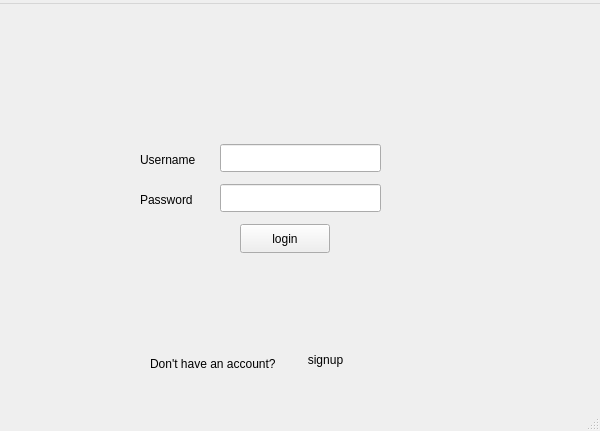
anshu-ho-la/buspass, file login.ui: the form before one commit.
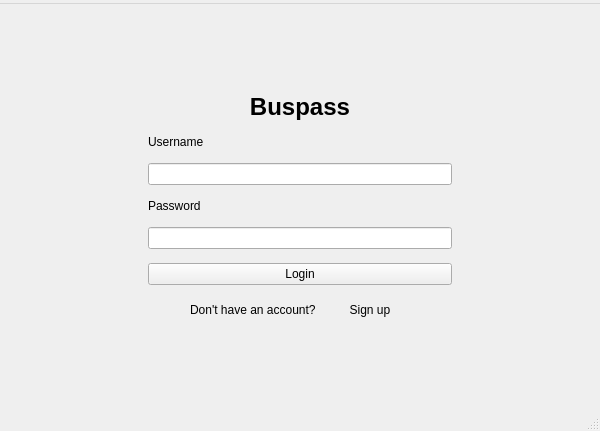
The form after the commit.

Diff of the .ui file:
```diff
--- a/login.ui
+++ b/login.ui
@@ -14,97 +14,191 @@
    <string>login</string>
   </property>
   <widget class="QWidget" name="centralwidget">
-   <widget class="QPushButton" name="login_button">
-    <property name="geometry">
-     <rect>
-      <x>240</x>
-      <y>220</y>
-      <width>90</width>
-      <height>29</height>
-     </rect>
+   <layout class="QVBoxLayout" name="outerLayout">
+    <item>
+     <spacer name="topSpacer">
+      <property name="orientation">
+       <enum>Qt::Orientation::Vertical</enum>
+      </property>
+      <property name="sizeHint" stdset="0">
+       <size>
+        <width>20</width>
+        <height>40</height>
+       </size>
+      </property>
+     </spacer>
+    </item>
+    <item>
+     <layout class="QHBoxLayout" name="centerRow">
+      <item>
+       <spacer name="leftSpacer">
+        <property name="orientation">
+         <enum>Qt::Orientation::Horizontal</enum>
+        </property>
+        <property name="sizeHint" stdset="0">
+         <size>
+          <width>40</width>
+          <height>20</height>
+         </size>
+        </property>
+       </spacer>
+      </item>
+      <item>
+       <widget class="QWidget" name="formCard">
+        <property name="minimumSize">
+         <size>
+          <width>360</width>
+          <height>0</height>
+         </size>
+        </property>
+        <property name="maximumSize">
+         <size>
+          <width>380</width>
+          <height>16777215</height>
+         </size>
+        </property>
+        <layout class="QVBoxLayout" name="formLayout">
+         <property name="leftMargin">
+          <number>28</number>
+         </property>
+         <property name="topMargin">
+          <number>28</number>
+         </property>
+         <property name="rightMargin">
+          <number>28</number>
+         </property>
+         <property name="bottomMargin">
+          <number>28</number>
+         </property>
+         <property name="spacing">
+          <number>14</number>
+         </property>
+         <item>
+          <widget class="QLabel" name="cardTitleLabel">
+           <property name="font">
+            <font>
+             <pointsize>18</pointsize>
+             <bold>true</bold>
+            </font>
     </property>
     <property name="text">
-     <string>login</string>
-    </property>
-   </widget>
+            <string>Buspass</string>
+           </property>
+           <property name="alignment">
+            <set>Qt::AlignmentFlag::AlignCenter</set>
+           </property>
+          </widget>
+         </item>
+         <item>
    <widget class="QLabel" name="label">
-    <property name="geometry">
-     <rect>
-      <x>140</x>
-      <y>140</y>
-      <width>71</width>
-      <height>31</height>
-     </rect>
-    </property>
     <property name="text">
      <string>Username</string>
     </property>
    </widget>
+         </item>
+         <item>
+          <widget class="QLineEdit" name="username"/>
+         </item>
+         <item>
    <widget class="QLabel" name="label_2">
-    <property name="geometry">
-     <rect>
-      <x>140</x>
-      <y>180</y>
-      <width>71</width>
-      <height>31</height>
-     </rect>
-    </property>
     <property name="text">
      <string>Password</string>
     </property>
    </widget>
-   <widget class="QLineEdit" name="username">
-    <property name="geometry">
-     <rect>
-      <x>220</x>
-      <y>140</y>
-      <width>161</width>
-      <height>28</height>
-     </rect>
-    </property>
-   </widget>
+         </item>
+         <item>
    <widget class="QLineEdit" name="password">
-    <property name="geometry">
-     <rect>
-      <x>220</x>
-      <y>180</y>
-      <width>161</width>
-      <height>28</height>
-     </rect>
-    </property>
     <property name="echoMode">
      <enum>QLineEdit::EchoMode::Password</enum>
     </property>
    </widget>
+         </item>
+         <item>
+          <widget class="QPushButton" name="login_button">
+           <property name="text">
+            <string>Login</string>
+           </property>
+          </widget>
+         </item>
+         <item>
+          <layout class="QHBoxLayout" name="signupRow">
+           <item>
+            <spacer name="signupLeftSpacer">
+             <property name="orientation">
+              <enum>Qt::Orientation::Horizontal</enum>
+             </property>
+             <property name="sizeHint" stdset="0">
+              <size>
+               <width>10</width>
+               <height>20</height>
+              </size>
+             </property>
+            </spacer>
+           </item>
+           <item>
    <widget class="QLabel" name="label_3">
-    <property name="geometry">
-     <rect>
-      <x>150</x>
-      <y>350</y>
-      <width>161</width>
-      <height>20</height>
-     </rect>
-    </property>
     <property name="text">
      <string>Don't have an account?</string>
     </property>
    </widget>
+           </item>
+           <item>
    <widget class="QPushButton" name="signup_button">
-    <property name="geometry">
-     <rect>
-      <x>290</x>
-      <y>340</y>
-      <width>71</width>
-      <height>31</height>
-     </rect>
-    </property>
     <property name="text">
-     <string>signup</string>
+              <string>Sign up</string>
     </property>
     <property name="flat">
      <bool>true</bool>
     </property>
    </widget>
+           </item>
+           <item>
+            <spacer name="signupRightSpacer">
+             <property name="orientation">
+              <enum>Qt::Orientation::Horizontal</enum>
+             </property>
+             <property name="sizeHint" stdset="0">
+              <size>
+               <width>10</width>
+               <height>20</height>
+              </size>
+             </property>
+            </spacer>
+           </item>
+          </layout>
+         </item>
+        </layout>
+       </widget>
+      </item>
+      <item>
+       <spacer name="rightSpacer">
+        <property name="orientation">
+         <enum>Qt::Orientation::Horizontal</enum>
+        </property>
+        <property name="sizeHint" stdset="0">
+         <size>
+          <width>40</width>
+          <height>20</height>
+         </size>
+        </property>
+       </spacer>
+      </item>
+     </layout>
+    </item>
+    <item>
+     <spacer name="bottomSpacer">
+      <property name="orientation">
+       <enum>Qt::Orientation::Vertical</enum>
+      </property>
+      <property name="sizeHint" stdset="0">
+       <size>
+        <width>20</width>
+        <height>40</height>
+       </size>
+      </property>
+     </spacer>
+    </item>
+   </layout>
   </widget>
   <widget class="QMenuBar" name="menubar">
    <property name="geometry">
```
Lines whose indentation alone changed are shown as unchanged.
